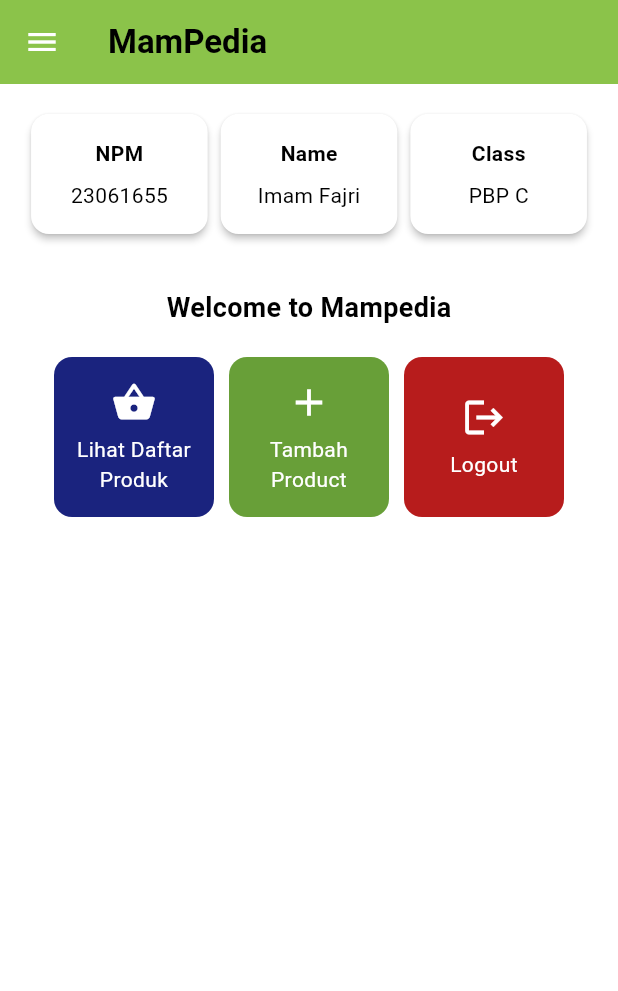
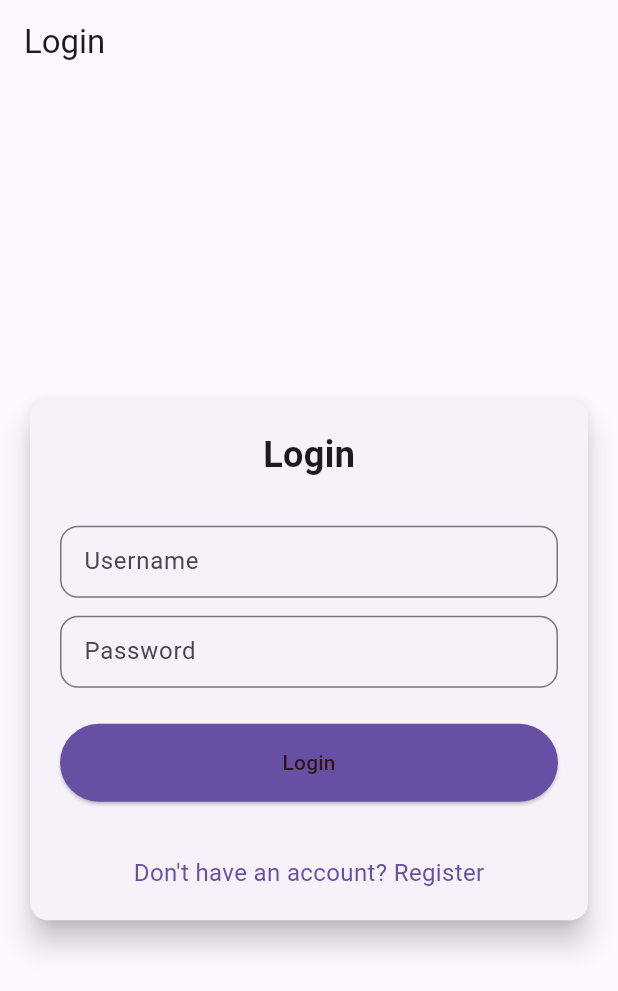
Before and after one commit to imamfajri1/mampedia_mobile, a Flutter app: the screen it shows after launch, on a phone screen of 412 x 824 dp. Shown: the top 991 px of the screen. Run offline on Flutter 3.47's test engine with Material 3 defaults, Android fonts, the phone set to English and light mode, and no system bars; missing offline and left inert: pbp_django_auth.

Commit message:
Tugas 9 Done ga bang, Done

```diff
--- a/lib/main.dart
+++ b/lib/main.dart
@@ -1,5 +1,9 @@
 import 'package:flutter/material.dart';
 import 'package:mampedia_mobile/screens/menu.dart';
+import 'package:pbp_django_auth/pbp_django_auth.dart';
+import 'package:provider/provider.dart';
+import 'package:mampedia_mobile/screens/login.dart';
+import 'package:mampedia_mobile/screens/product_detail.dart';
 
 void main() {
   runApp(const MyApp());
@@ -11,29 +15,18 @@
   // This widget is the root of your application.
   @override
   Widget build(BuildContext context) {
-    return MaterialApp(
-      title: 'Flutter Demo',
-      theme: ThemeData(
-        // This is the theme of your application.
-        //
-        // TRY THIS: Try running your application with "flutter run". You'll see
-        // the application has a purple toolbar. Then, without quitting the app,
-        // try changing the seedColor in the colorScheme below to Colors.green
-        // and then invoke "hot reload" (save your changes or press the "hot
-        // reload" button in a Flutter-supported IDE, or press "r" if you used
-        // the command line to start the app).
-        //
-        // Notice that the counter didn't reset back to zero; the application
-        // state is not lost during the reload. To reset the state, use hot
-        // restart instead.
-        //
-        // This works for code too, not just values: Most code changes can be
-        // tested with just a hot reload.
-        colorScheme: ColorScheme.fromSwatch(
+    return Provider(
+      create: (_){
+        CookieRequest request = CookieRequest();
+        return request;
+      },
+      child:MaterialApp(
+        title: 'Mampedia',
+        theme: ThemeData(
           primarySwatch: Colors.lightGreen,
-        )
-      ),
-      home: MyHomePage(),
+        ),
+        home: const LoginPage(),
+      )
     );
   }
 }
--- /dev/null
+++ b/lib/screens/login.dart
@@ -0,0 +1,174 @@
+import 'package:mampedia_mobile/screens/menu.dart';
+import 'package:flutter/material.dart';
+import 'package:pbp_django_auth/pbp_django_auth.dart';
+import 'package:provider/provider.dart';
+import 'package:mampedia_mobile/screens/register.dart';
+
+void main() {
+  runApp(const LoginApp());
+}
+
+class LoginApp extends StatelessWidget {
+  const LoginApp({super.key});
+
+  @override
+  Widget build(BuildContext context) {
+    return MaterialApp(
+      title: 'Login',
+      theme: ThemeData(
+        primarySwatch: Colors.lightGreen,
+      ),
+      home: const LoginPage(),
+    );
+  }
+}
+
+class LoginPage extends StatefulWidget {
+  const LoginPage({super.key});
+
+  @override
+  State<LoginPage> createState() => _LoginPageState();
+}
+
+class _LoginPageState extends State<LoginPage> {
+  final TextEditingController _usernameController = TextEditingController();
+  final TextEditingController _passwordController = TextEditingController();
+
+  @override
+  Widget build(BuildContext context) {
+    final request = context.watch<CookieRequest>();
+
+    return Scaffold(
+      appBar: AppBar(
+        title: const Text('Login'),
+      ),
+      body: Center(
+        child: SingleChildScrollView(
+          padding: const EdgeInsets.all(16.0),
+          child: Card(
+            elevation: 8,
+            shape: RoundedRectangleBorder(
+              borderRadius: BorderRadius.circular(12.0),
+            ),
+            child: Padding(
+              padding: const EdgeInsets.all(20.0),
+              child: Column(
+                mainAxisSize: MainAxisSize.min,
+                children: [
+                  const Text(
+                    'Login',
+                    style: TextStyle(
+                      fontSize: 24.0,
+                      fontWeight: FontWeight.bold,
+                    ),
+                  ),
+                  const SizedBox(height: 30.0),
+                  TextField(
+                    controller: _usernameController,
+                    decoration: const InputDecoration(
+                      labelText: 'Username',
+                      hintText: 'Enter your username',
+                      border: OutlineInputBorder(
+                        borderRadius: BorderRadius.all(Radius.circular(12.0)),
+                      ),
+                      contentPadding:
+                          EdgeInsets.symmetric(horizontal: 12.0, vertical: 8.0),
+                    ),
+                  ),
+                  const SizedBox(height: 12.0),
+                  TextField(
+                    controller: _passwordController,
+                    decoration: const InputDecoration(
+                      labelText: 'Password',
+                      hintText: 'Enter your password',
+                      border: OutlineInputBorder(
+                        borderRadius: BorderRadius.all(Radius.circular(12.0)),
+                      ),
+                      contentPadding:
+                          EdgeInsets.symmetric(horizontal: 12.0, vertical: 8.0),
+                    ),
+                    obscureText: true,
+                  ),
+                  const SizedBox(height: 24.0),
+                  ElevatedButton(
+                    onPressed: () async {
+                      String username = _usernameController.text;
+                      String password = _passwordController.text;
+
+                      final response = await request
+                          .login("http://127.0.0.1:8000/auth/login/", {
+                        'username': username,
+                        'password': password,
+                      });
+
+                      if (request.loggedIn) {
+                        String message = response['message'];
+                        String uname = response['username'];
+                        if (context.mounted) {
+                          Navigator.pushReplacement(
+                            context,
+                            MaterialPageRoute(
+                                builder: (context) => MyHomePage()),
+                          );
+                          ScaffoldMessenger.of(context)
+                            ..hideCurrentSnackBar()
+                            ..showSnackBar(
+                              SnackBar(
+                                  content:
+                                      Text("$message Selamat datang, $uname.")),
+                            );
+                        }
+                      } else {
+                        if (context.mounted) {
+                          showDialog(
+                            context: context,
+                            builder: (context) => AlertDialog(
+                              title: const Text('Login Gagal'),
+                              content: Text(response['message']),
+                              actions: [
+                                TextButton(
+                                  child: const Text('OK'),
+                                  onPressed: () {
+                                    Navigator.pop(context);
+                                  },
+                                ),
+                              ],
+                            ),
+                          );
+                        }
+                      }
+                    },
+                    style: ElevatedButton.styleFrom(
+                      foregroundColor: const Color.fromARGB(255, 46, 20, 20),
+                      minimumSize: Size(double.infinity, 50),
+                      backgroundColor: Theme.of(context).colorScheme.primary,
+                      padding: const EdgeInsets.symmetric(vertical: 16.0),
+                    ),
+                    child: const Text('Login'),
+                  ),
+                  const SizedBox(height: 36.0),
+                  GestureDetector(
+                    onTap: () {
+                      Navigator.push(
+                        context,
+                        MaterialPageRoute(
+                            builder: (context) => const RegisterPage()),
+                      );
+                    },
+                    child: Text(
+                      'Don\'t have an account? Register',
+                      style: TextStyle(
+                        color: Theme.of(context).colorScheme.primary,
+                        fontSize: 16.0,
+                      ),
+                    ),
+                  ),
+                ],
+              ),
+            ),
+          ),
+        ),
+      ),
+    );
+  }
+}
--- a/pubspec.yaml
+++ b/pubspec.yaml
@@ -35,6 +35,9 @@
   # The following adds the Cupertino Icons font to your application.
   # Use with the CupertinoIcons class for iOS style icons.
   cupertino_icons: ^1.0.8
+  pbp_django_auth: ^0.4.0
+  provider: ^6.1.2
+  http: ^1.2.2
 
 dev_dependencies:
   flutter_test:
```
Also changed, not shown: lib/models/product_entry.dart (added, +73 -0 lines), lib/screens/list_productentry.dart (added, +104 -0 lines), lib/screens/product_detail.dart (added, +47 -0 lines), lib/screens/productentry_form.dart (+37 -30 lines), lib/screens/register.dart (added, +161 -0 lines), lib/widgets/left_drawer.dart (+18 -3 lines), lib/widgets/product_card.dart (+35 -1 lines), pubspec.lock, 3 other files.
